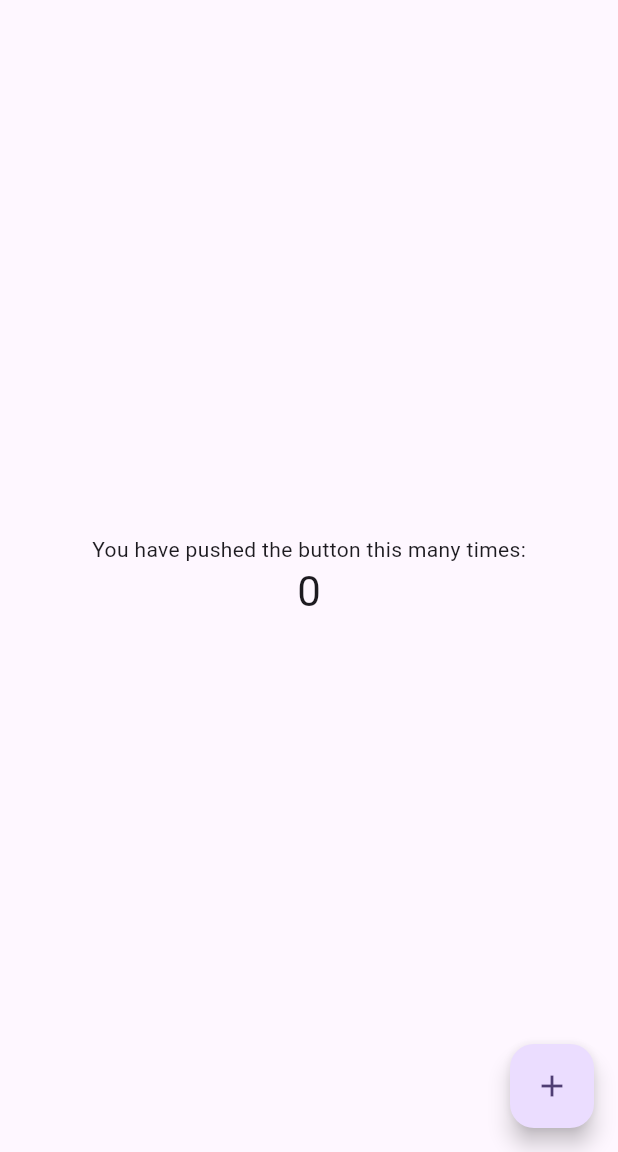
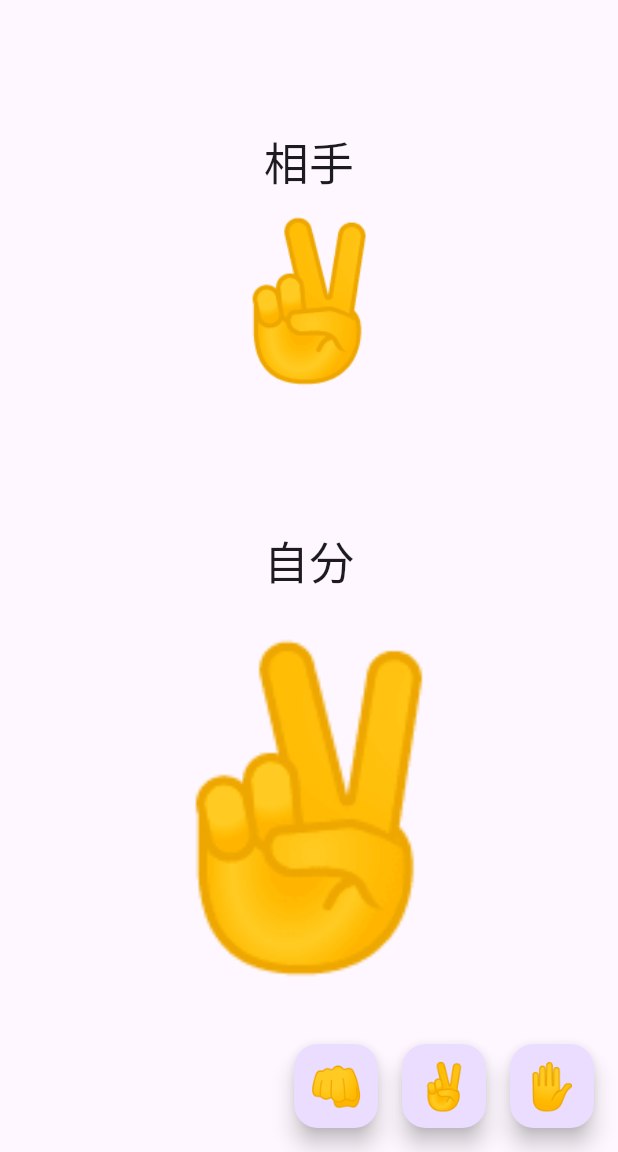
Before and after one commit to gusiken0604/janken, a Flutter app: the screen it shows after launch, on a phone screen of 412 x 824 dp, the part 84-1236 px from its top. Run offline on Flutter 3.47's test engine with Material 2 defaults, Android fonts, the phone set to English and light mode, and no system bars.

Commit message:
ランダム選択

```diff
--- a/lib/main.dart
+++ b/lib/main.dart
@@ -1,4 +1,5 @@
 import 'package:flutter/material.dart';
+import 'dart:math';
 
 void main() {
   runApp(const MyApp());
@@ -13,21 +14,7 @@ class MyApp extends StatelessWidget {
     return MaterialApp(
       title: 'Flutter Demo',
       theme: ThemeData(
-        // This is the theme of your application.
-        //
-        // TRY THIS: Try running your application with "flutter run". You'll see
-        // the application has a blue toolbar. Then, without quitting the app,
-        // try changing the seedColor in the colorScheme below to Colors.green
-        // and then invoke "hot reload" (save your changes or press the "hot
-        // reload" button in a Flutter-supported IDE, or press "r" if you used
-        // the command line to start the app).
-        //
-        // Notice that the counter didn't reset back to zero; the application
-        // state is not lost during the reload. To reset the state, use hot
-        // restart instead.
-        //
-        // This works for code too, not just values: Most code changes can be
-        // tested with just a hot reload.
+
         colorScheme: ColorScheme.fromSeed(seedColor: Colors.deepPurple),
         useMaterial3: true,
       ),
@@ -39,15 +26,6 @@ class MyApp extends StatelessWidget {
 class MyHomePage extends StatefulWidget {
   const MyHomePage({super.key, required this.title});
 
-  // This widget is the home page of your application. It is stateful, meaning
-  // that it has a State object (defined below) that contains fields that affect
-  // how it looks.
-
-  // This class is the configuration for the state. It holds the values (in this
-  // case the title) provided by the parent (in this case the App widget) and
-  // used by the build method of the State. Fields in a Widget subclass are
-  // always marked "final".
-
   final String title;
 
   @override
@@ -55,71 +33,119 @@ class MyHomePage extends StatefulWidget {
 }
 
 class _MyHomePageState extends State<MyHomePage> {
-  int _counter = 0;
 
-  void _incrementCounter() {
+  String myJankenText = '✌️';
+  String computerJankenText = '✌️';
+
+  // void _chooseJankenText() {
+  //   setState(() {
+  //     myJankenText = '✋';
+  //   });
+  // }
+  List<String> jankenList = ['✌️', '👊', '✋'];
+
+  void chooseComputerText() {
+    final random = Random();
+    final randomNumber = random.nextInt(3);
+    final hand = jankenList[randomNumber];
     setState(() {
-      // This call to setState tells the Flutter framework that something has
-      // changed in this State, which causes it to rerun the build method below
-      // so that the display can reflect the updated values. If we changed
-      // _counter without calling setState(), then the build method would not be
-      // called again, and so nothing would appear to happen.
-      _counter++;
+      computerJankenText = hand;
     });
   }
 
   @override
   Widget build(BuildContext context) {
-    // This method is rerun every time setState is called, for instance as done
-    // by the _incrementCounter method above.
-    //
-    // The Flutter framework has been optimized to make rerunning build methods
-    // fast, so that you can just rebuild anything that needs updating rather
-    // than having to individually change instances of widgets.
+
     return Scaffold(
       appBar: AppBar(
-        // TRY THIS: Try changing the color here to a specific color (to
-        // Colors.amber, perhaps?) and trigger a hot reload to see the AppBar
-        // change color while the other colors stay the same.
         backgroundColor: Theme.of(context).colorScheme.inversePrimary,
-        // Here we take the value from the MyHomePage object that was created by
-        // the App.build method, and use it to set our appbar title.
         title: Text(widget.title),
       ),
       body: Center(
-        // Center is a layout widget. It takes a single child and positions it
-        // in the middle of the parent.
         child: Column(
-          // Column is also a layout widget. It takes a list of children and
-          // arranges them vertically. By default, it sizes itself to fit its
-          // children horizontally, and tries to be as tall as its parent.
-          //
-          // Column has various properties to control how it sizes itself and
-          // how it positions its children. Here we use mainAxisAlignment to
-          // center the children vertically; the main axis here is the vertical
-          // axis because Columns are vertical (the cross axis would be
-          // horizontal).
-          //
-          // TRY THIS: Invoke "debug painting" (choose the "Toggle Debug Paint"
-          // action in the IDE, or press "p" in the console), to see the
-          // wireframe for each widget.
-          mainAxisAlignment: MainAxisAlignment.center,
+              mainAxisAlignment: MainAxisAlignment.center,
           children: <Widget>[
-            const Text(
-              'You have pushed the button this many times:',
+            Text(
+              '相手️',
+              style: TextStyle(fontSize: 30),
             ),
             Text(
-              '$_counter',
-              style: Theme.of(context).textTheme.headlineMedium,
+
+              computerJankenText,
+              style: TextStyle(fontSize: 100),
+            ),
+            SizedBox(
+              height: 80,
+            ),
+            Text(
+              '自分',
+              style: TextStyle(fontSize: 30),
+            ),
+            Text(
+              //'👊',
+             myJankenText,
+              style: TextStyle(fontSize: 200),
             ),
           ],
         ),
       ),
-      floatingActionButton: FloatingActionButton(
-        onPressed: _incrementCounter,
-        tooltip: 'Increment',
-        child: const Icon(Icons.add),
-      ), // This trailing comma makes auto-formatting nicer for build methods.
+      floatingActionButton: Row(
+        mainAxisAlignment: MainAxisAlignment.end,
+        children: [
+          FloatingActionButton(
+            onPressed: () {
+              setState(() {
+                myJankenText = '👊';  // 修正箇所
+                chooseComputerText();
+                //computerJankenText = '👊';
+              });
+              // chooseComputerText();
+            },
+            tooltip: 'Increment',
+            child: const Text(
+              '👊',
+              style: TextStyle(fontSize: 30),
+            ),
+          ),
+          const SizedBox(
+            width: 16,
+          ),
+          FloatingActionButton(
+            onPressed: () {
+              setState(() {
+                myJankenText = '✌️';
+                chooseComputerText();
+                //computerJankenText = '✌️';
+              });
+              //chooseComputerText();
+            },
+            tooltip: 'Increment',
+            child: const Text(
+              '✌️',
+              style: TextStyle(fontSize: 30),
+            ),
+          ),
+          const SizedBox(
+            width: 16,
+          ),
+          FloatingActionButton(
+            onPressed: () {
+              setState(() {
+                // myJankenText = '✋';
+                myJankenText = '✋';
+                chooseComputerText();
+                //computerJankenText = '✋';
+              });
+             // chooseComputerText();
+            },
+            tooltip: 'Increment',
+            child: const Text(
+              '✋',
+              style: TextStyle(fontSize: 30),
+            ),
+          ),
+        ],
+      ),
     );
   }
 }
```
